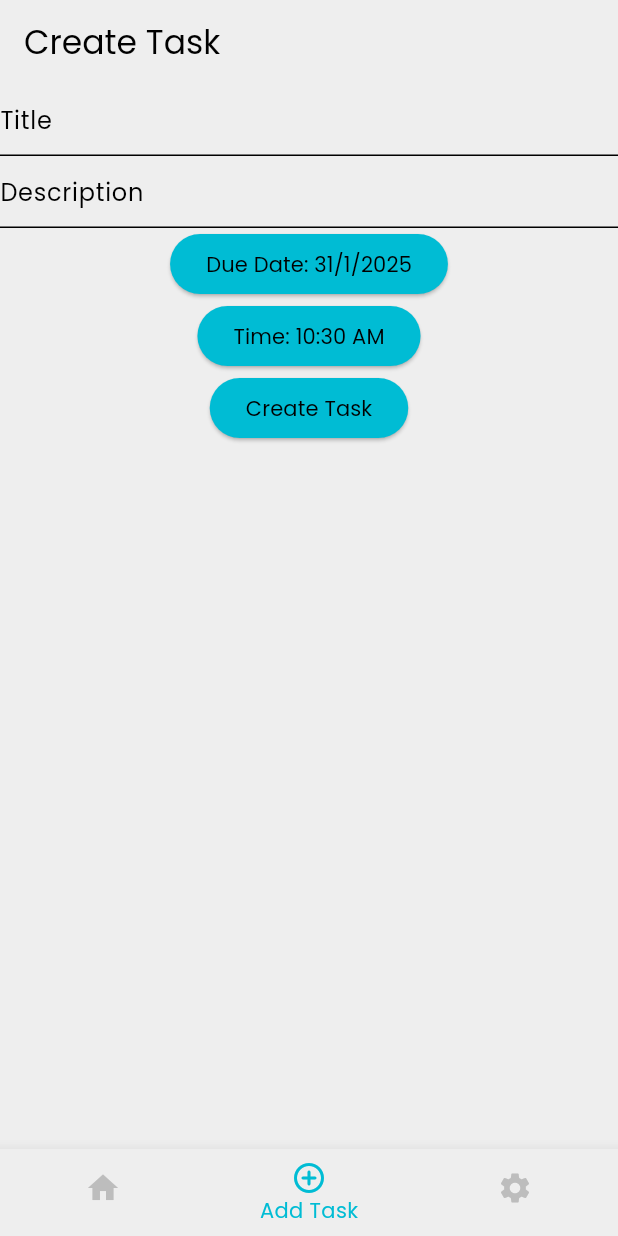
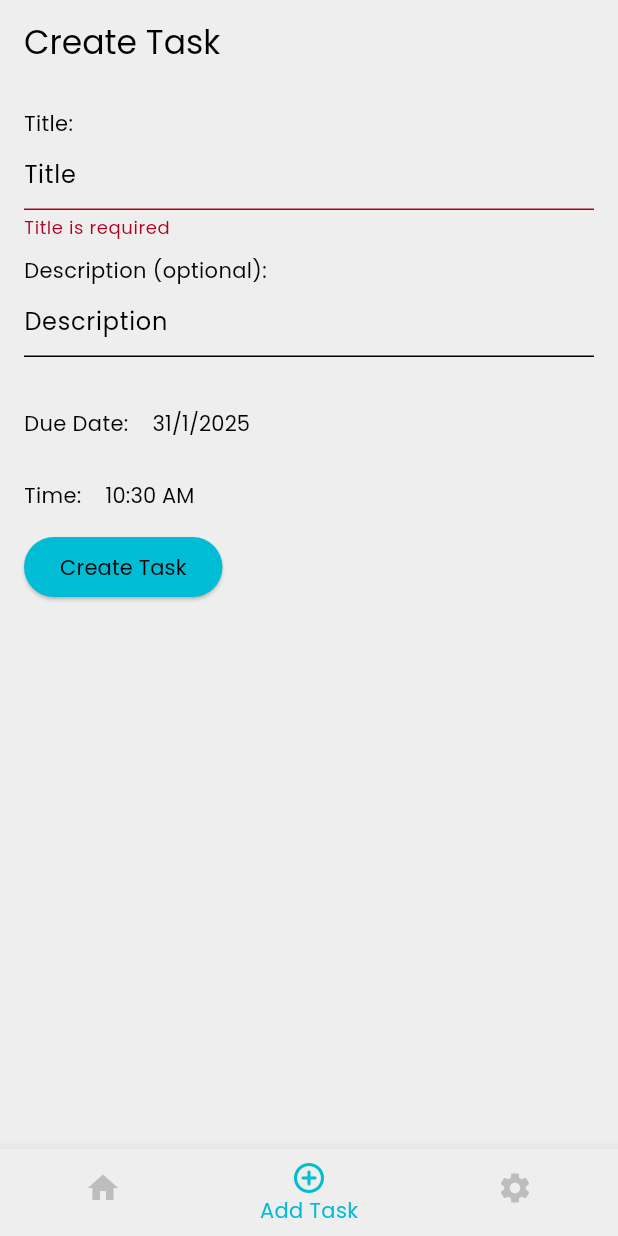
Before and after one commit to samuelalfito/to_do_app, a Flutter app: the screen it shows after launch, item 2 of the bottom bar chosen, after a tap on "Create Task", on a phone screen of 412 x 824 dp. Run offline on Flutter 3.47's test engine with Material 3 defaults, Android fonts, the phone set to English and light mode, and no system bars.

Commit message:
feat: responsive layout

```diff
--- a/lib/views/createtask/create_task_view.dart
+++ b/lib/views/createtask/create_task_view.dart
@@ -10,8 +10,9 @@ class CreateTaskView extends StatefulWidget {
 }
 
 class _CreateTaskViewState extends State<CreateTaskView> {
-  String title = '';
-  String description = '';
+  final _formKey = GlobalKey<FormState>();
+  final TextEditingController _titleController = TextEditingController();
+  final TextEditingController _descriptionController = TextEditingController();
   DateTime _selectedDate = DateTime.now();
   TimeOfDay _selectedTime = TimeOfDay.now();
 
@@ -22,21 +23,55 @@ class _CreateTaskViewState extends State<CreateTaskView> {
               appBar: AppBar(
                 title: const Text('Create Task'),
               ),
-              body: Column(
-                children: [
-                  TextField(
-                    onChanged: (value) {
-                      title = value;
+              body: LayoutBuilder(
+                builder: (BuildContext context, BoxConstraints constraints) {
+                  if (constraints.maxWidth < 600) {
+                    return _phoneLayout();
+                  } else {
+                    return _desktopLayout();
+                  }
                 },
+              ),
+            ));
+  }
+
+  Widget _phoneLayout() {
+    return Form(
+      key: _formKey,
+      child: SingleChildScrollView(
+        child: Padding(
+          padding: const EdgeInsets.all(16.0),
+          child: Column(
+            crossAxisAlignment: CrossAxisAlignment.start,
+            mainAxisSize: MainAxisSize.min,
+            children: <Widget>[
+              Text('Title: '),
+              TextFormField(
+                maxLines: null,
+                controller: _titleController,
                 decoration: const InputDecoration(hintText: 'Title'),
+                validator: (value) {
+                  if (value == null || value.trim().isEmpty) {
+                    return 'Title is required';
+                  } else if (value.length > 50) {
+                    return 'Title must be less than 50 characters';
+                  }
+                  return null;
+                },
               ),
-                  TextField(
-                    onChanged: (value) {
-                      description = value;
-                    },
+              const SizedBox(height: 10),
+              Text('Description (optional): '),
+              TextFormField(
+                maxLines: null,
+                controller: _descriptionController,
                 decoration: const InputDecoration(hintText: 'Description'),
               ),
-                  ElevatedButton(
+              const SizedBox(height: 20),
+              Row(
+                children: [
+                  Flexible(child: Text('Due Date: ')),
+                  Flexible(
+                    child: TextButton(
                       onPressed: () async {
                         final DateTime? pickedDate = await showDatePicker(
                           context: context,
@@ -51,34 +86,158 @@ class _CreateTaskViewState extends State<CreateTaskView> {
                         }
                       },
                       child: Text(
-                          'Due Date: ${_selectedDate.day}/${_selectedDate.month}/${_selectedDate.year}')),
-                  ElevatedButton(
+                          '${_selectedDate.day}/${_selectedDate.month}/${_selectedDate.year}'),
+                    ),
+                  ),
+                ],
+              ),
+              Row(
+                children: [
+                  Flexible(
+                    child: Text(
+                      'Time: ',
+                    ),
+                  ),
+                  Flexible(
+                    child: TextButton(
                       onPressed: () async {
                         final TimeOfDay? pickedTime = await showTimePicker(
-                            context: context, initialTime: TimeOfDay.now());
+                            context: context, initialTime: _selectedTime);
                         if (pickedTime != null && pickedTime != _selectedTime) {
                           setState(() {
                             _selectedTime = pickedTime;
                           });
                         }
                       },
-                      child: Text('Time: ${_selectedTime.format(context)}')),
+                      child: Text(_selectedTime.format(context)),
+                    ),
+                  ),
+                ],
+              ),
               ElevatedButton(
                 onPressed: () {
+                  if (_formKey.currentState!.validate()) {
                     final taskModel = context.read<TaskService>();
+
                     taskModel.addTask(
                       TaskServiceItem(
-                          title: title,
-                          description: description,
+                        title: _titleController.text,
+                        description: _descriptionController.text,
                         dueDate:
                             '${_selectedDate.year}/${_selectedDate.month}/${_selectedDate.day} ${_selectedTime.format(context)}',
                       ),
                     );
+                  }
                 },
                 child: const Text('Create Task'),
+              )
+            ],
+          ),
+        ),
+      ),
+    );
+  }
+
+  Widget _desktopLayout() {
+    return Form(
+      key: _formKey,
+      child: SingleChildScrollView(
+        child: Padding(
+          padding: const EdgeInsets.all(16.0),
+          child: Column(
+            crossAxisAlignment: CrossAxisAlignment.start,
+            mainAxisSize: MainAxisSize.min,
+            children: <Widget>[
+              Text('Title: '),
+              TextFormField(
+                maxLines: null,
+                controller: _titleController,
+                decoration: const InputDecoration(hintText: 'Title'),
+                validator: (value) {
+                  if (value == null || value.trim().isEmpty) {
+                    return 'Title is required';
+                  } else if (value.length > 50) {
+                    return 'Title must be less than 50 characters';
+                  }
+                  return null;
+                },
+              ),
+              const SizedBox(height: 10),
+              Text('Description (optional): '),
+              TextFormField(
+                maxLines: null,
+                controller: _descriptionController,
+                decoration: const InputDecoration(hintText: 'Description'),
+              ),
+              const SizedBox(height: 20),
+              Row(
+                children: [
+                  Flexible(child: Text('Due Date: ')),
+                  Flexible(
+                    child: TextButton(
+                      onPressed: () async {
+                        final DateTime? pickedDate = await showDatePicker(
+                          context: context,
+                          initialDate: _selectedDate,
+                          firstDate: DateTime(2021),
+                          lastDate: DateTime(DateTime.now().year + 5),
+                        );
+                        if (pickedDate != null && pickedDate != _selectedDate) {
+                          setState(() {
+                            _selectedDate = pickedDate;
+                          });
+                        }
+                      },
+                      child: Text(
+                          '${_selectedDate.day}/${_selectedDate.month}/${_selectedDate.year}'),
+                    ),
                   ),
                 ],
               ),
-            ));
+              Row(
+                children: [
+                  Flexible(
+                    child: Text(
+                      'Time: ',
+                    ),
+                  ),
+                  Flexible(
+                    child: TextButton(
+                      onPressed: () async {
+                        final TimeOfDay? pickedTime = await showTimePicker(
+                            context: context, initialTime: _selectedTime);
+                        if (pickedTime != null && pickedTime != _selectedTime) {
+                          setState(() {
+                            _selectedTime = pickedTime;
+                          });
+                        }
+                      },
+                      child: Text(_selectedTime.format(context)),
+                    ),
+                  ),
+                ],
+              ),
+              ElevatedButton(
+                onPressed: () {
+                  if (_formKey.currentState!.validate()) {
+                    final taskModel = context.read<TaskService>();
+
+                    taskModel.addTask(
+                      TaskServiceItem(
+                        title: _titleController.text,
+                        description: _descriptionController.text,
+                        dueDate:
+                            '${_selectedDate.year}/${_selectedDate.month}/${_selectedDate.day} ${_selectedTime.format(context)}',
+                      ),
+                    );
+                  }
+                },
+                child: const Text('Create Task'),
+              )
+            ],
+          ),
+        ),
+      ),
+    );
   }
 }
```
Lines whose indentation alone changed are shown as unchanged.
